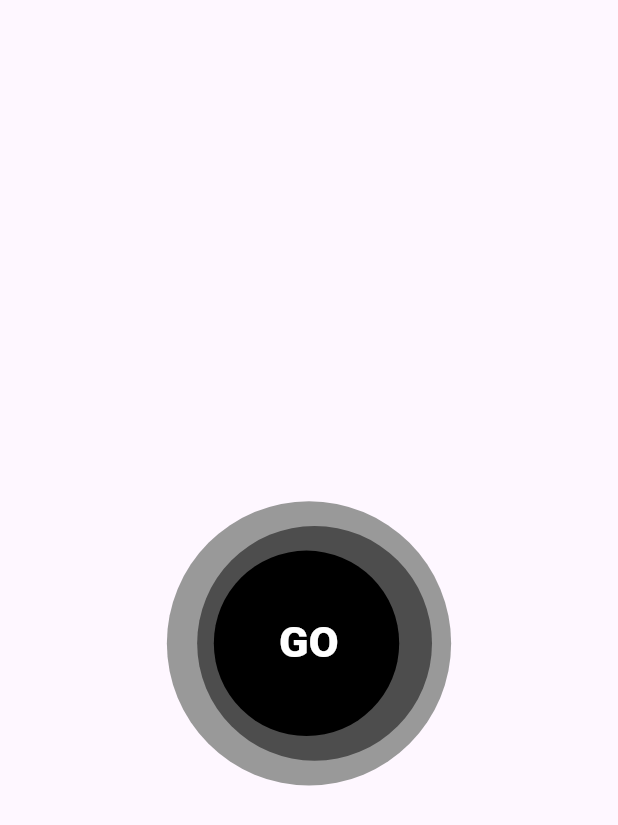
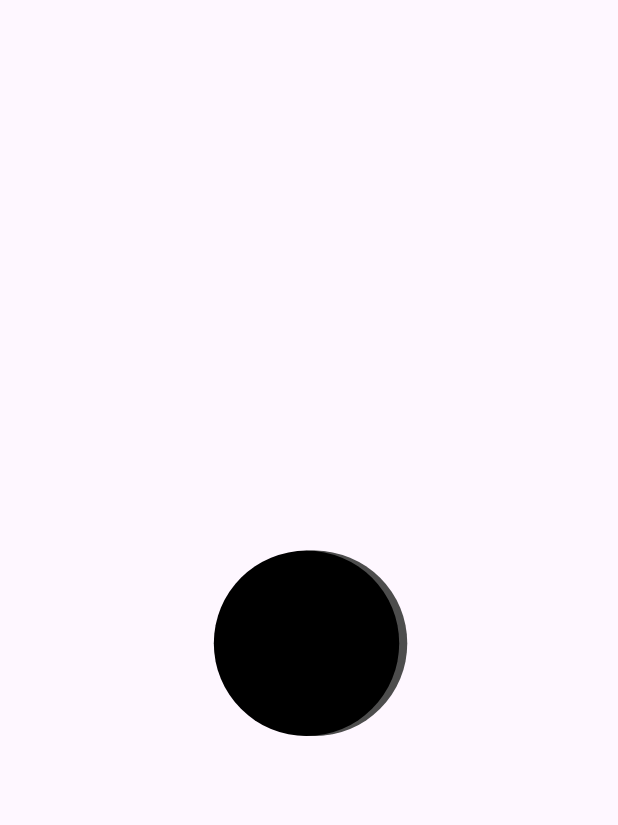
Before and after one commit to Sazidul0/Mid-UI, a Flutter app: the screen it shows after launch, on a phone screen of 412 x 824 dp. Shown: the top 825 px of the screen. Run offline on Flutter 3.47's test engine with Material 3 defaults, Android fonts, the light colour scheme and no system bars; our stand-ins replace get.

Commit message:
UI updated

```diff
--- a/lib/Mid.dart
+++ b/lib/Mid.dart
@@ -8,6 +8,8 @@ class MidTerm extends StatelessWidget {
   @override
   Widget build(BuildContext context) {
 
+    RxBool firstUiButtonClicked = false.obs;
+    RxBool menuButtonClicked = false.obs;
     RxBool buttonClicked = false.obs;
     var size = Get.size;
 
@@ -22,53 +24,47 @@ class MidTerm extends StatelessWidget {
                 child: Stack(
                   alignment: Alignment.center, // Center the circles
                   children: [
+                    // Menu Icon
+                    AnimatedPositioned(
+                      duration: const Duration(milliseconds: 355),
+                      curve: Curves.easeOut,
+                      top: size.width * 0.025,
+                      right: size.width * 0.01,
+                      child: AnimatedOpacity(
+                        duration: const Duration(milliseconds: 355),
+                        opacity: buttonClicked.value ? 1 : 0,
+                        child:  Column(
+                          children: [
+                             GestureDetector(
+                                 onTap: () {
+                                   menuButtonClicked.value = !menuButtonClicked.value;
+                                 },
+                                 child: Icon(menuButtonClicked.value ? Icons.close : Icons.menu, color: Colors.black,))
+                          ],
+                        ),
+                      ),
+                    ),
+
 
                     // First circle (bottom)
                     AnimatedPositioned(
                       duration: const Duration(milliseconds: 355),
                       curve: Curves.easeOut,
-                      top: buttonClicked.value ? size.width*.61 : size.width*.76,
+                      top: buttonClicked.value ? (menuButtonClicked.value ? size.width*0.2 : size.width*.84) : (!firstUiButtonClicked.value ? size.width*.84 : size.width*.76),
+                      right: buttonClicked.value ? (menuButtonClicked.value ? 0 : size.width*.04) : (!firstUiButtonClicked.value ? size.width*.294 : size.width*.209),
                       child: AnimatedContainer(
                           duration: const Duration(milliseconds: 355),
                           curve: Curves.easeOut,
                           // alignment: Alignment.center,
-                          width: buttonClicked.value ? size.width*.8 : size.width * .46,
-                          height: buttonClicked.value ? size.width*.8 : size.width * .46,
+                          width: buttonClicked.value ? (menuButtonClicked.value ? size.width-42 : size.width*.38) : (!firstUiButtonClicked.value ? size.width*.3 : size.width * .46),
+                          height: buttonClicked.value ? (menuButtonClicked.value? size.width*1.2 : size.width*.41) : (!firstUiButtonClicked.value ? size.width*.3 : size.width * .46),
                           decoration: BoxDecoration(
-                            borderRadius: BorderRadius.circular(buttonClicked.value ? 60 : 100),
+                            borderRadius: BorderRadius.circular(buttonClicked.value ? (menuButtonClicked.value ? 35 : 60) : 100),
                             color: Color(0xff999999),
                           ),
-                          child: buttonClicked.value ? AnimatedOpacity(
-                            duration: const Duration(milliseconds: 355),
-                            opacity: buttonClicked.value ? 1 : 0,
-                            child: Column(
-                              crossAxisAlignment: CrossAxisAlignment.center,
-                              mainAxisAlignment: MainAxisAlignment.center,
-                              children: [
-                                Row(
-                                  mainAxisAlignment: MainAxisAlignment.center,
-                                  children: [
-                                    Icon(Icons.shopping_cart, size: size.width * .06,),
-                                    Text(" Items in Cart", style: TextStyle(fontSize: size.width * .05),)
-                                  ],
-                                ),
-                                Row(
-                                  mainAxisAlignment: MainAxisAlignment.center,
-                                  children: [
-                                    Icon(Icons.history_toggle_off, size: size.width * .06,),
-                                    Text(" Purchase history", style: TextStyle(fontSize: size.width * .05),)
-                                  ],
-                                ),
-                                Row(
-                                  mainAxisAlignment: MainAxisAlignment.center,
-                                  children: [
-                                    Icon(Icons.settings_outlined, size: size.width * .06,),
-                                    Text(" App Settings", style: TextStyle(fontSize: size.width * .05),)
-                                  ],
-                                ),
-                              ],
-                            ),
-                          ) : SizedBox()
+
+
+
                       ),
                     ),
 
@@ -76,41 +72,36 @@ class MidTerm extends StatelessWidget {
                     AnimatedPositioned(
                       duration: const Duration(milliseconds: 355),
                       curve: Curves.easeOut,
-                      top: buttonClicked.value ? size.width*.33 : size.width * .8, // Adjust this value to move the circle
-                      right: buttonClicked.value ? 0 : size.width*.25,
-                      child:
-                      GestureDetector(
-                        onTap: () {
-                          buttonClicked.value = false;
-                        },
+                      top: buttonClicked.value ? (menuButtonClicked.value ? size.width *0.4 : size.width*.25) : (!firstUiButtonClicked.value ? size.width*.84 : size.width * .8), // Adjust this value to move the circle
+                      right: buttonClicked.value ? (menuButtonClicked.value ? size.width*0.05 : size.width* .04) : (!firstUiButtonClicked.value ? size.width*.29 : size.width*.25),
                       child: AnimatedContainer(
                           duration: const Duration(milliseconds: 355),
                           curve: Curves.easeOut,
-                          width: buttonClicked.value ? size.width*.2 : size.width * .38,
-                          height: buttonClicked.value ? size.width*.2 : size.width * .38,
+                          width: buttonClicked.value ? (menuButtonClicked.value ? size.width - 42 - size.width*0.1 : size.width*.38) : (!firstUiButtonClicked.value ? size.width*.3 : size.width * .38),
+                          height: buttonClicked.value ? (menuButtonClicked.value ? size.width*1.052 - size.width*0.1 : size.width*.56) : (!firstUiButtonClicked.value ? size.width*.3 : size.width * .38),
                           decoration: BoxDecoration(
-                            borderRadius: BorderRadius.circular(100),
+                            borderRadius: BorderRadius.circular(buttonClicked.value ? (menuButtonClicked.value ? 35 : 60) : 100),
                             color: Color(0xff4d4d4d),
                           ),
-                          child: AnimatedOpacity(
-                              duration: const Duration(milliseconds: 121),
-                              opacity: buttonClicked.value ? 1 : 0,
-                              child: Icon(Icons.rotate_left, size: size.width * 0.1, color: Colors.white,)),
+
                         ),
-                      )
-                      ,
+
                     ),
                     // Third Circle (The top Circle)
                     AnimatedPositioned(
                       duration: const Duration(milliseconds: 355),
                       curve: Curves.easeOut,
-                      top: buttonClicked.value ? size.width*.25 : size.width * .84,
-                      left: buttonClicked.value ? size.width*.05 : size.width * .295,
+                      top: buttonClicked.value ? (menuButtonClicked.value ? size.width*.236 : size.width*.25) : size.width * .84,
+                      left: buttonClicked.value ? (menuButtonClicked.value ? size.width*.7 : size.width*.05) : size.width * .295,
+                      child: GestureDetector(
+                        onTap: () {
+                          firstUiButtonClicked.value = !firstUiButtonClicked.value;
+                        },
                         child: AnimatedContainer(
                           duration: const Duration(milliseconds: 355),
                           curve: Curves.easeOut,
-                        width: buttonClicked.value ? size.width*.3 : size.width * .3,
-                        height: buttonClicked.value ? size.width : size.width * .3,
+                          width: buttonClicked.value ? (menuButtonClicked.value ? size.width*.15 : size.width*.38) : size.width * .3,
+                          height: buttonClicked.value ? (menuButtonClicked.value ? size.width*0.15 : size.width) : size.width * .3,
                           decoration: BoxDecoration(
                             borderRadius: BorderRadius.circular(100),
                             color: Colors.black,
@@ -118,17 +109,28 @@ class MidTerm extends StatelessWidget {
 
                         ),
                       ),
+                    ),
 
                   //   Go button
                     AnimatedPositioned(
                       duration: const Duration(milliseconds: 355),
                       curve: Curves.easeOut,
-                      top: buttonClicked.value? size.width*.21 : size.width * .94,
+                      top: buttonClicked.value? size.width*.01 : size.width * .94,
                       left: buttonClicked.value? size.width*.33 : size.width* .40,
                       child:
-                      GestureDetector(
+                      AnimatedOpacity(
+                        duration: const Duration(milliseconds: 355),
+                        opacity: firstUiButtonClicked.value ? 1 : (buttonClicked.value ? 1 : 0),
+                        child: SizedBox(
+                          child: GestureDetector(
                             onTap: () {
+                              if (firstUiButtonClicked.value == true){
                                 buttonClicked.value = !buttonClicked.value;
+                              }
+                              else{
+                                firstUiButtonClicked.value = true;
+                              }
+
                             },
                             child: Text(
                               buttonClicked.value ? "Ripples" : "GO",
@@ -138,6 +140,8 @@ class MidTerm extends StatelessWidget {
                                 fontWeight: FontWeight.w900,
                               ),
                               textAlign: TextAlign.left,
+                            ),
+                          ),
                         ),
                       ),
                     ),
```
Also changed, not shown: 1 other file. Lines whose indentation alone changed are shown as unchanged.
